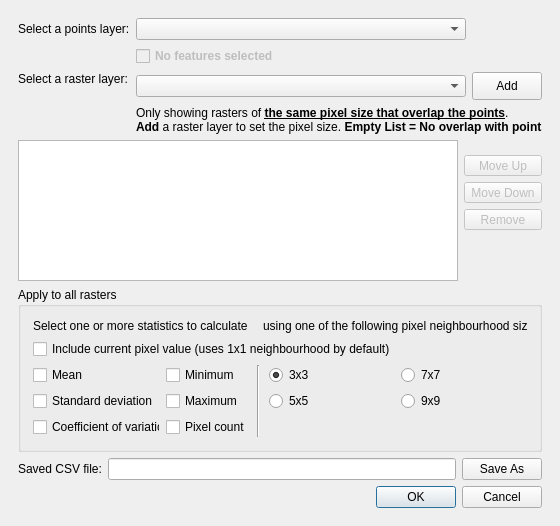
First picture: the form in pat/gui/gridExtract_dialog_base.ui, repository CSIRO-Precision-Agriculture/PAT_QGIS_Plugin, before the edit.
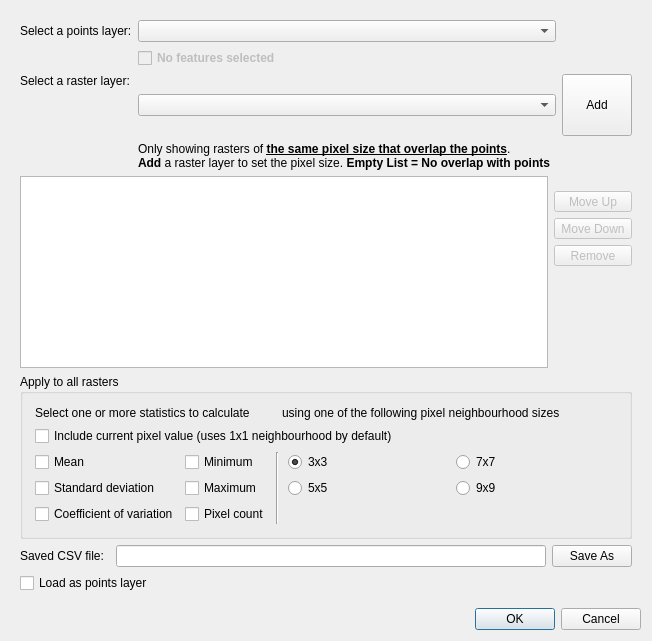
Second picture: the form after the edit. Custom widgets are drawn as their Qt base class.

Commit message: Keep coords in output file and load into qgis Use raster layer name in output CSV file

```diff
--- a/pat/gui/gridExtract_dialog_base.ui
+++ b/pat/gui/gridExtract_dialog_base.ui
@@ -9,8 +9,8 @@
    <rect>
     <x>0</x>
     <y>0</y>
-    <width>560</width>
-    <height>526</height>
+    <width>652</width>
+    <height>641</height>
    </rect>
   </property>
   <property name="minimumSize">
@@ -22,22 +22,7 @@
   <property name="windowTitle">
    <string>Extract pixel statistics for points</string>
   </property>
-  <layout class="QFormLayout" name="formLayout">
-   <property name="verticalSpacing">
-    <number>6</number>
-   </property>
-   <property name="leftMargin">
-    <number>9</number>
-   </property>
-   <property name="topMargin">
-    <number>9</number>
-   </property>
-   <property name="rightMargin">
-    <number>9</number>
-   </property>
-   <property name="bottomMargin">
-    <number>9</number>
-   </property>
+  <layout class="QFormLayout" name="formLayout_3">
    <item row="0" column="0" colspan="2">
     <widget class="QFrame" name="fraMain">
      <property name="frameShape">
@@ -46,7 +31,54 @@
      <property name="frameShadow">
       <enum>QFrame::Raised</enum>
      </property>
-     <layout class="QFormLayout" name="formLayout_3">
+     <layout class="QFormLayout" name="formLayout">
+      <item row="3" column="0" colspan="2">
+       <layout class="QGridLayout" name="gridLayout_4">
+        <item row="0" column="0" colspan="2">
+         <widget class="QLabel" name="lblSaveCSVFile">
+          <property name="sizePolicy">
+           <sizepolicy hsizetype="Fixed" vsizetype="Preferred">
+            <horstretch>0</horstretch>
+            <verstretch>0</verstretch>
+           </sizepolicy>
+          </property>
+          <property name="text">
+           <string>Saved CSV file:</string>
+          </property>
+         </widget>
+        </item>
+        <item row="0" column="4">
+         <widget class="QPushButton" name="cmdSaveCSVFile">
+          <property name="sizePolicy">
+           <sizepolicy hsizetype="Minimum" vsizetype="Fixed">
+            <horstretch>0</horstretch>
+            <verstretch>0</verstretch>
+           </sizepolicy>
+          </property>
+          <property name="text">
+           <string>Save As</string>
+          </property>
+         </widget>
+        </item>
+        <item row="0" column="3">
+         <widget class="QLineEdit" name="lneSaveCSVFile">
+          <property name="sizePolicy">
+           <sizepolicy hsizetype="Expanding" vsizetype="Fixed">
+            <horstretch>0</horstretch>
+            <verstretch>0</verstretch>
+           </sizepolicy>
+          </property>
+         </widget>
+        </item>
+        <item row="1" column="0" colspan="4">
+         <widget class="QCheckBox" name="chkLoadPoints">
+          <property name="text">
+           <string>Load as points layer</string>
+          </property>
+         </widget>
+        </item>
+       </layout>
+      </item>
       <item row="1" column="0" colspan="2">
        <layout class="QGridLayout" name="gridLayout_3">
         <item row="0" column="0">
@@ -355,56 +387,6 @@
         </item>
        </layout>
       </item>
-      <item row="4" column="0" colspan="2">
-       <widget class="QDialogButtonBox" name="buttonBox">
-        <property name="orientation">
-         <enum>Qt::Horizontal</enum>
-        </property>
-        <property name="standardButtons">
-         <set>QDialogButtonBox::Cancel|QDialogButtonBox::Ok</set>
-        </property>
-       </widget>
-      </item>
-      <item row="3" column="0" colspan="2">
-       <layout class="QHBoxLayout" name="horizontalLayout_2">
-        <item>
-         <widget class="QLabel" name="lblSaveCSVFile">
-          <property name="sizePolicy">
-           <sizepolicy hsizetype="Fixed" vsizetype="Preferred">
-            <horstretch>0</horstretch>
-            <verstretch>0</verstretch>
-           </sizepolicy>
-          </property>
-          <property name="text">
-           <string>Saved CSV file:</string>
-          </property>
-         </widget>
-        </item>
-        <item>
-         <widget class="QLineEdit" name="lneSaveCSVFile">
-          <property name="sizePolicy">
-           <sizepolicy hsizetype="Expanding" vsizetype="Fixed">
-            <horstretch>0</horstretch>
-            <verstretch>0</verstretch>
-           </sizepolicy>
-          </property>
-         </widget>
-        </item>
-        <item>
-         <widget class="QPushButton" name="cmdSaveCSVFile">
-          <property name="sizePolicy">
-           <sizepolicy hsizetype="Minimum" vsizetype="Fixed">
-            <horstretch>0</horstretch>
-            <verstretch>0</verstretch>
-           </sizepolicy>
-          </property>
-          <property name="text">
-           <string>Save As</string>
-          </property>
-         </widget>
-        </item>
-       </layout>
-      </item>
       <item row="2" column="0" colspan="2">
        <widget class="QGroupBox" name="groupBox">
         <property name="sizePolicy">
@@ -720,6 +702,16 @@
      </layout>
     </widget>
    </item>
+   <item row="1" column="0" colspan="2">
+    <widget class="QDialogButtonBox" name="buttonBox">
+     <property name="orientation">
+      <enum>Qt::Horizontal</enum>
+     </property>
+     <property name="standardButtons">
+      <set>QDialogButtonBox::Cancel|QDialogButtonBox::Ok</set>
+     </property>
+    </widget>
+   </item>
   </layout>
  </widget>
  <customwidgets>
```
Left out of the diff: 2 changed lines with no effect on the pictures. The commit also changes 1 other file.
